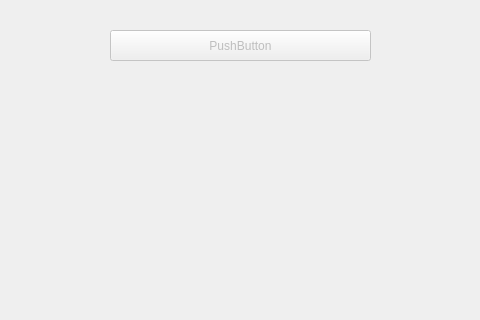
The window that vgsa_view.ui (ChrisLinux127/InGesWoh_VGSA) describes before a commit, drawn with Qt 5; both pictures show x 130 to 610 and y 0 to 320 of the 800 by 600 pixel window.
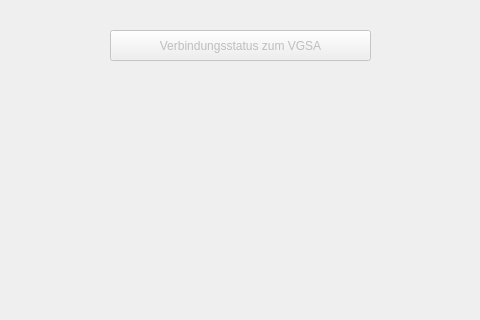
The same window after the commit.

Commit message: added readSerial metho, wich is connected so readRead Signal

What changed in the file:
```diff
--- a/vgsa_view.ui
+++ b/vgsa_view.ui
@@ -76,7 +76,7 @@
      </rect>
     </property>
     <property name="text">
-     <string>PushButton</string>
+     <string>Verbindungsstatus zum VGSA</string>
     </property>
    </widget>
   </widget>
```
The commit also changes 2 other files.
